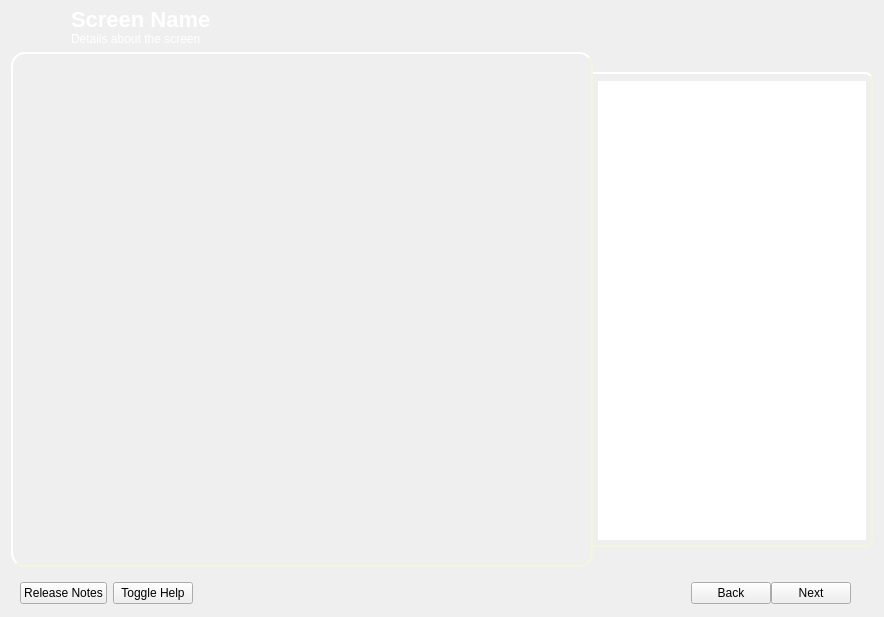
dadas45li/yali, file yali4/gui/Ui/main.ui: the form before one commit.
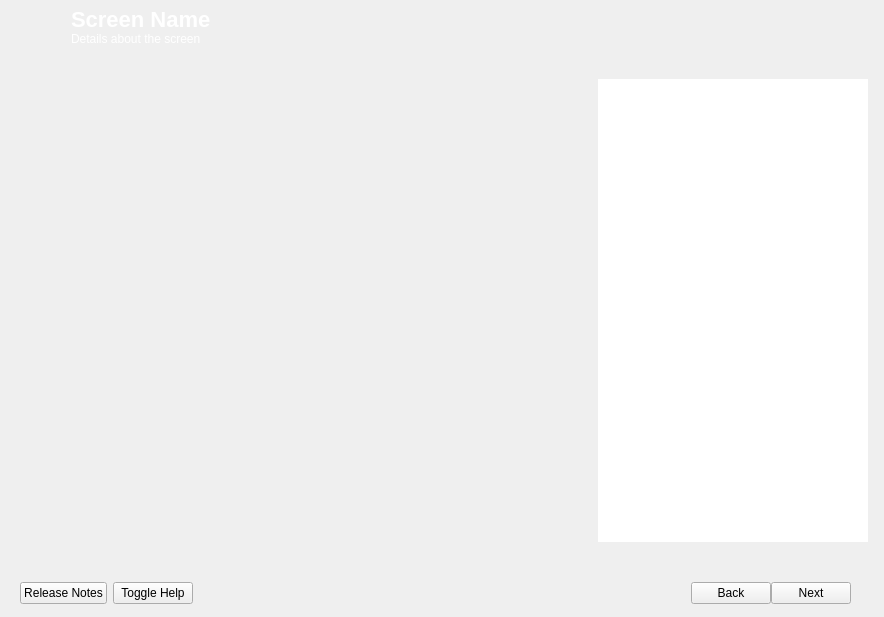
The form after the commit. Icons and pictures are not drawn.

```diff
--- a/yali4/gui/Ui/main.ui
+++ b/yali4/gui/Ui/main.ui
@@ -16,7 +16,7 @@
    <string>#YaliMain {
        background-image:url(':/gui/pics/backardus.png')
 }
-
+/*
 QStackedWidget#mainStack {
      border-style: outset;
      border-width: 2px;
@@ -24,18 +24,18 @@
      border-color: beige;
      background-image:url(':/gui/pics/trans.png');
 }
-
+*/
 QTextBrowser#helpContent {
-     border-style: outset;
      border-width: 2px;
      border-top-right-radius:8px;
      border-bottom-right-radius:8px;
      border-color: beige;
      border-left:none;
      background-image:url(':/gui/pics/helpBack.png');
+     background-repeat:no-repeat;
      padding:5px;
      padding-top:7px;
-	 font: 8px;
+     font: 9px;
 }
 
 /* Make text in message boxes selectable. */
```
